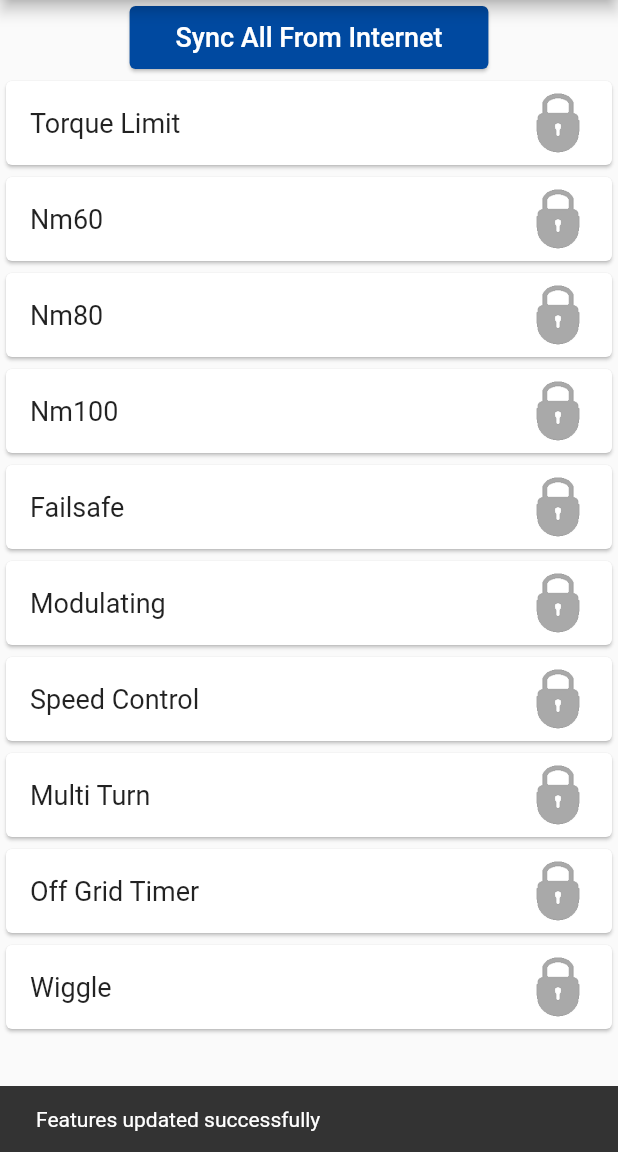
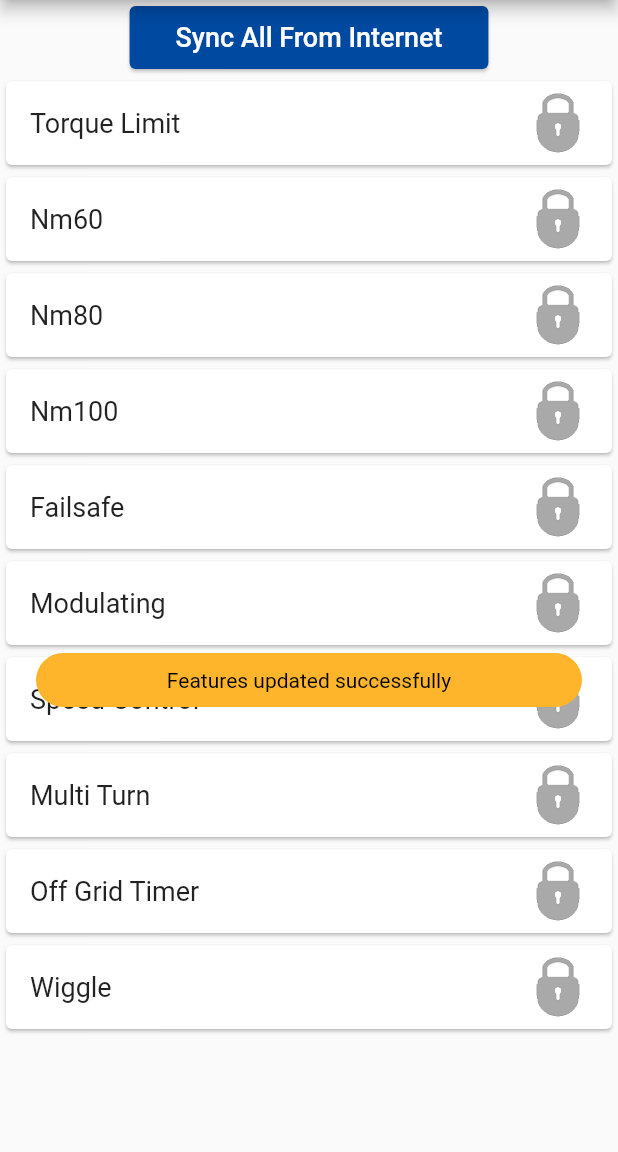
Before and after one commit to BenWilliamsRift/SmartConnect, a Flutter app: the FeaturesPage screen opened directly, in the side drawer, after a tap on the "help" icon, on a phone screen of 412 x 824 dp, the part 84-1236 px from its top. Run offline on Flutter 3.47's test engine with Material 2 defaults, Android fonts, the phone set to English and light mode, and no system bars; our stand-ins replace permission_handler, shared_preferences; missing offline and left inert: encrypt, flutter_email_sender; accounts and stored records are empty; network calls fail; statements that could not run were skipped; project files that could hold a hidden picture were left out.

Commit message:
Updated the snackBar colors and position

```diff
--- a/lib/color_manager.dart
+++ b/lib/color_manager.dart
@@ -51,20 +51,14 @@ class ColorManager {
   // New app colors
   // App bar
   static get appBarBackground => colorPrimary;
-
   static get appBarBackgroundDark => colorPrimary;
 
   // Switch track
   static get switchTrackDisabled => disabled;
-
   static get switchTrackDisabledDark => Colors.purple.withOpacity(.48);
-
   static get switchTrackSelected => green2;
-
   static get switchTrackSelectedDark => Colors.white;
-
   static get switchTrackUnselected => red1;
-
   static get switchTrackUnselectedDark => Colors.black12;
 
   // Switch thumb
@@ -117,21 +111,38 @@ class ColorManager {
   static get searchBar => Settings.isDarkMode ? Colors.white70 : Colors.black45;
 
   static get actuatorOpenButton => Colors.green;
+
   static get actuatorCloseButton => Colors.red;
+
   static get rotateLeftOutlinedButton => Colors.green;
+
   static get rotateRightOutlinedButton => Colors.red;
+
   static get actuatorIcon => Colors.white;
+
   static get passwordFieldHoverColor => Colors.transparent;
-  static get snackBar => Settings.isDarkMode ? Colors.black : Colors.white;
+
+  static get snackBar => Colors.black;
+
+  static get snackBarBorder => Colors.transparent;
+
+  static get snackBarBackground => companyYellow;
+
   static get timePickerRotTextColor => Colors.white.withOpacity(0.8);
+
   static get checkBoxActiveColor =>
       Settings.isDarkMode ? Colors.purpleAccent : Colors.blue;
+
   static get divider => Settings.isDarkMode ? Colors.white54 : Colors.black26;
+
   static get angleRingColor => Settings.isDarkMode ? Colors.white : darkBlue;
+
   static get angleLineColor => companyYellow;
+
   static get angleRingBackground => Settings.isDarkMode
       ? const Color.fromARGB(255, 48, 48, 48)
       : const Color.fromARGB(255, 250, 250, 250);
+
   static get disabledRing => Settings.isDarkMode
       ? Colors.grey.withOpacity(0.7)
       : Colors.black.withOpacity(0.7);
--- a/lib/main.dart
+++ b/lib/main.dart
@@ -15,9 +15,24 @@ import 'theme_manager.dart';
 void showSnackBar(
     BuildContext context, String text, int? duration, SnackBarAction? action) {
   SnackBar snackBar = SnackBar(
-    content: Text(text, style: TextStyle(color: ColorManager.snackBar)),
-    duration: Duration(seconds: duration ?? 3),
-    action: action,
+    content: Container(
+      decoration: BoxDecoration(
+          color: ColorManager.snackBarBackground,
+          border: Border.all(width: 2.0, color: ColorManager.snackBarBorder),
+          borderRadius: BorderRadius.circular(20)),
+      margin: const EdgeInsets.all(8.0),
+      child: Padding(
+          padding: const EdgeInsets.all(8.0),
+          child: Text(text,
+              textAlign: TextAlign.center,
+              style: TextStyle(color: ColorManager.snackBar))),
+    ),
+    backgroundColor: Colors.transparent,
+    elevation: 0,
+    margin: EdgeInsets.only(bottom: MediaQuery.of(context).size.height / 3),
+    behavior: SnackBarBehavior.floating,
+    duration: const Duration(seconds: 3),
+    dismissDirection: DismissDirection.none,
   );
 
   ScaffoldMessenger.of(context).clearSnackBars();
@@ -40,10 +55,11 @@ void routeToPage(BuildContext context, Widget page,
   }
 }
 
-void showAlert({required BuildContext context,
-  required Widget content,
-  Text? title,
-  required List<Widget> actions}) {
+void showAlert(
+    {required BuildContext context,
+    required Widget content,
+    Text? title,
+    required List<Widget> actions}) {
   showDialog(
       context: context,
       builder: (context) {
```
